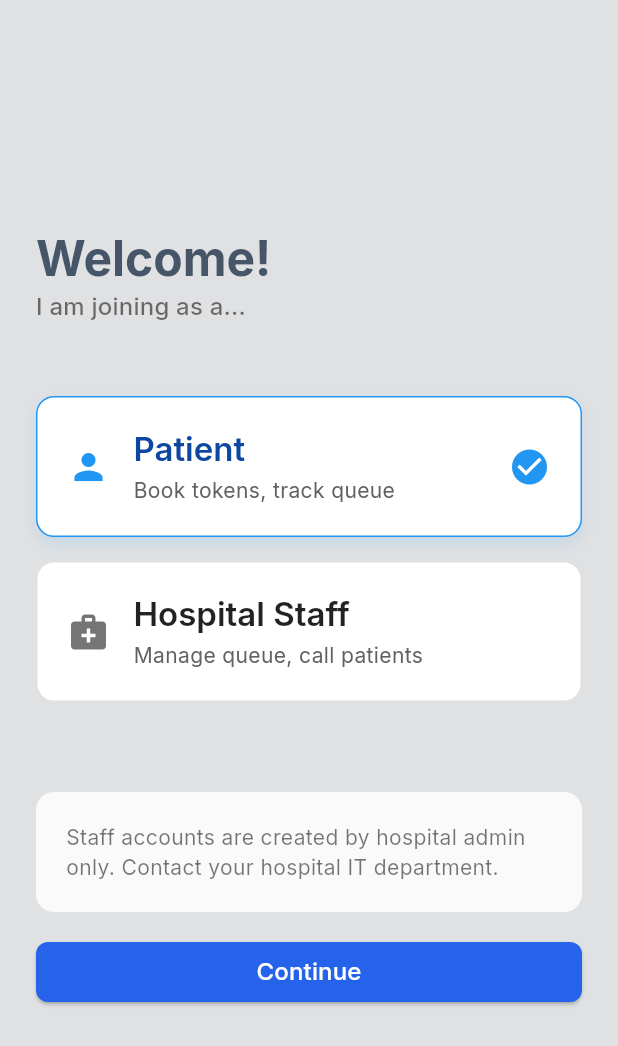
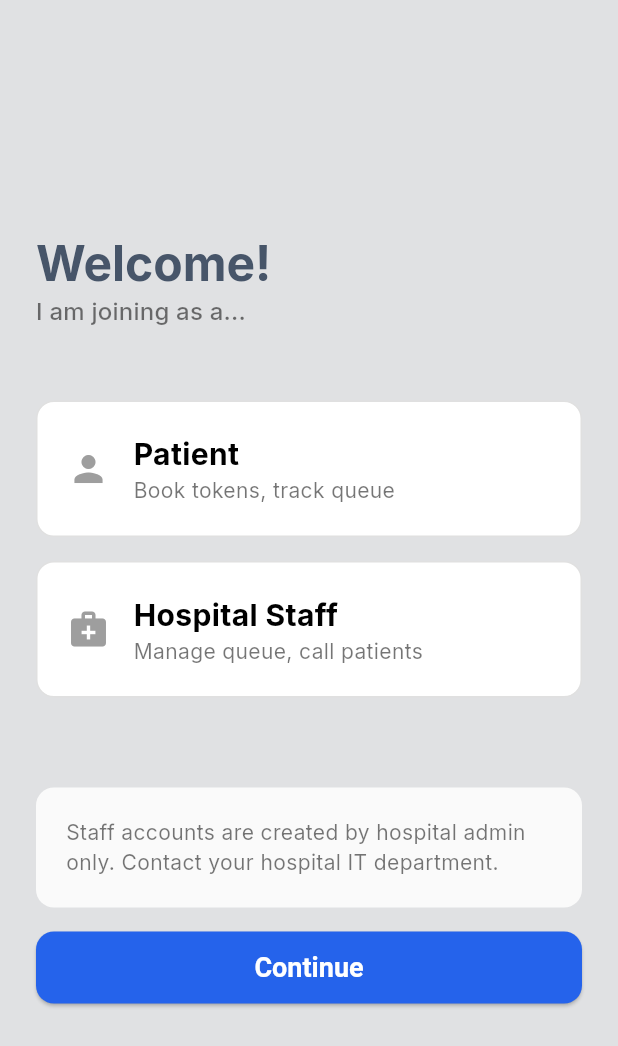
Before and after one commit to Shrabonnn/HospitalQ, a Flutter app: the WelcomeScreen screen opened by its route, on a phone screen of 412 x 824 dp. Shown: the top 1046 px of the screen. Run offline on Flutter 3.47's test engine with Material 3 defaults, Android fonts, the phone set to English and light mode, and no system bars; our stand-ins replace firebase_core, google_fonts; accounts and stored records are empty.

Commit message:
sing in ui

```diff
--- a/lib/utils/images.dart
+++ b/lib/utils/images.dart
@@ -1,3 +1,4 @@
 class Images {
   static const String logo = "assets/images/logo.png";
+  static const String google = "assets/images/google.png";
 }
--- a/lib/view/auth/welcome_screen.dart
+++ b/lib/view/auth/welcome_screen.dart
@@ -1,58 +1,59 @@
 import 'package:flutter/material.dart';
-import 'package:google_fonts/google_fonts.dart';
+import 'package:provider/provider.dart';
 
 import '../../utils/app_color.dart';
+import '../../view_model/auth/welcome_view_model.dart';
 
-class WelcomeScreen extends StatefulWidget {
+class WelcomeScreen extends StatelessWidget {
   const WelcomeScreen({super.key});
 
   @override
-  State<WelcomeScreen> createState() => _WelcomeScreenState();
-}
+  Widget build(BuildContext context) {
 
-class _WelcomeScreenState extends State<WelcomeScreen> {
-  String selectedRole = "Patient";
-  @override
-  Widget build(BuildContext context) {
+    final welcomeProvider = Provider.of<WelcomeViewModel>(context);
+
     return Scaffold(
       backgroundColor: AppColor.background,
       body: Padding(
-        padding: const EdgeInsets.all(24.0),
+        padding: const EdgeInsets.all(24),
         child: Column(
           mainAxisAlignment: MainAxisAlignment.center,
           crossAxisAlignment: CrossAxisAlignment.start,
           children: [
-            Text("Welcome!",style: Theme.of(context).textTheme.headlineLarge,
+
+            Text(
+              "Welcome!",
+              style: Theme.of(context).textTheme.headlineLarge,
             ),
-            Text('I am joining as a...',style:Theme.of(context).textTheme.titleMedium?.copyWith(
-              color: Colors.black54
-            )),
-            SizedBox(height: 48,),
 
+            Text(
+              "I am joining as a...",
+              style: Theme.of(context).textTheme.titleMedium?.copyWith(
+                color: Colors.black54,
+              ),
+            ),
 
-            // Patient Card
+            const SizedBox(height: 48),
+
             _buildRoleCard(
+              context: context,
               title: "Patient",
               subtitle: "Book tokens, track queue",
-              isSelected: selectedRole == "Patient",
-              onTap: () {
-                setState(() {
-                  selectedRole = "Patient";
-                });
+              isSelected: welcomeProvider.selectedRole == "Patient",
+              onTap: (){
+                welcomeProvider.selectRole("Patient");
               },
             ),
 
             const SizedBox(height: 16),
 
-            // Hospital Staff Card
             _buildRoleCard(
+              context: context,
               title: "Hospital Staff",
               subtitle: "Manage queue, call patients",
-              isSelected: selectedRole == "Hospital Staff",
-              onTap: () {
-                setState(() {
-                  selectedRole = "Hospital Staff";
-                });
+              isSelected: welcomeProvider.selectedRole == "Hospital Staff",
+              onTap: (){
+                welcomeProvider.selectRole("Hospital Staff");
               },
             ),
 
@@ -64,22 +65,21 @@ class _WelcomeScreenState extends State<WelcomeScreen> {
                 color: Colors.grey.shade50,
                 borderRadius: BorderRadius.circular(12),
               ),
-              child: Text("Staff accounts are created by hospital admin only. Contact your hospital IT department."),
+              child: const Text(
+                "Staff accounts are created by hospital admin only. Contact your hospital IT department.",
+              ),
             ),
 
             const SizedBox(height: 16),
 
             ElevatedButton(
-              onPressed: () {},
-              child: const Text(
-                "Continue",
-                style: TextStyle(
-                  fontSize: 16,
-                  fontWeight: FontWeight.w500,
-                ),
-              ),
-            ),
+              onPressed: () {
 
+                print(welcomeProvider.selectedRole);
+
+              },
+              child: const Text("Continue"),
+            )
           ],
         ),
       ),
@@ -87,6 +87,7 @@ class _WelcomeScreenState extends State<WelcomeScreen> {
   }
 
   Widget _buildRoleCard({
+    required BuildContext context,
     required String title,
     required String subtitle,
     required bool isSelected,
@@ -103,56 +104,49 @@ class _WelcomeScreenState extends State<WelcomeScreen> {
             color: isSelected ? Colors.blue : Colors.grey.shade300,
             width: isSelected ? 1.0 : 1.0,
           ),
-          boxShadow: isSelected
-              ? [
-            BoxShadow(
-              color: Colors.blue.withOpacity(0.15),
-              blurRadius: 8,
-              offset: const Offset(0, 4),
-            )
-          ]
-              : null,
         ),
         child: Row(
           children: [
 
             Icon(
-              title == "Patient" ? Icons.person : Icons.medical_services,
+              title == "Patient"
+                  ? Icons.person
+                  : Icons.medical_services,
+              color: isSelected
+                  ? Colors.blue
+                  : Colors.grey,
               size: 28,
-              color: isSelected ? Colors.blue : Colors.grey.shade600,
             ),
+
             const SizedBox(width: 16),
 
-            // Text Content
             Expanded(
               child: Column(
                 crossAxisAlignment: CrossAxisAlignment.start,
                 children: [
+
                   Text(
                     title,
-                    style: Theme.of(context).textTheme.titleLarge?.copyWith(
-                      fontWeight: FontWeight.w600,
-                      color: isSelected ? Colors.blue.shade900 : Colors.black87,
+                    style: TextStyle(
+                      fontSize: 20,
+                      fontWeight: FontWeight.bold,
+                      color: isSelected
+                          ? Colors.blue
+                          : Colors.black,
                     ),
                   ),
-                  const SizedBox(height: 4),
-                  Text(
-                    subtitle,
-                    style: Theme.of(context).textTheme.bodyMedium?.copyWith(
-                      color: Colors.grey.shade700,
-                    ),
-                  ),
+
+                  Text(subtitle),
                 ],
               ),
             ),
 
-            // Selection Indicator
-            if (isSelected)
+            if(isSelected)
               const Icon(
                 Icons.check_circle,
                 color: Colors.blue,
                 size: 28,
-              ),
+              )
           ],
         ),
       ),
--- a/lib/view/splash/splash_screen.dart
+++ b/lib/view/splash/splash_screen.dart
@@ -46,7 +46,7 @@ class _SplashScreenState extends State<SplashScreen>
 
 
     Future.delayed(const Duration(milliseconds: 2500), () {
-      Navigator.pushNamed(context, RoutesName.welcome);
+      Navigator.pushNamed(context, RoutesName.login);
     });
   }
 
--- /dev/null
+++ b/lib/view_model/auth/welcome_view_model.dart
@@ -0,0 +1,16 @@
+import 'package:flutter/widgets.dart';
+
+class WelcomeViewModel with ChangeNotifier{
+  String _selectedRole  = "Patinet";
+  String get selectedRole => _selectedRole;
+
+  bool get isPatient => _selectedRole == "Patient";
+
+  bool get isStaff => _selectedRole == "Hospital Staff";
+
+  void selectRole(String role) {
+    _selectedRole = role;
+    notifyListeners();
+  }
+
+}
--- a/pubspec.yaml
+++ b/pubspec.yaml
@@ -64,7 +64,7 @@ flutter:
 
   # To add assets to your application, add an assets section, like this:
   assets:
-   - assets/images/
+   - assets/images
   #   - images/a_dot_ham.jpeg
 
   # An image asset can refer to one or more resolution-specific "variants", see
```
Also changed, not shown: lib/main.dart (+70 -5 lines), lib/view/auth/login_screen.dart (+138 -30 lines), assets/images/google.png (added), 3 other files.
